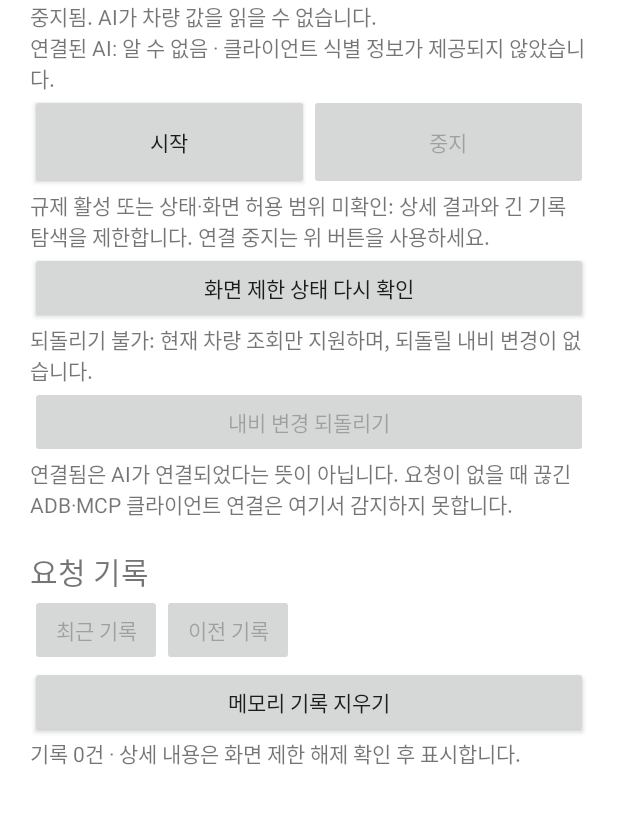
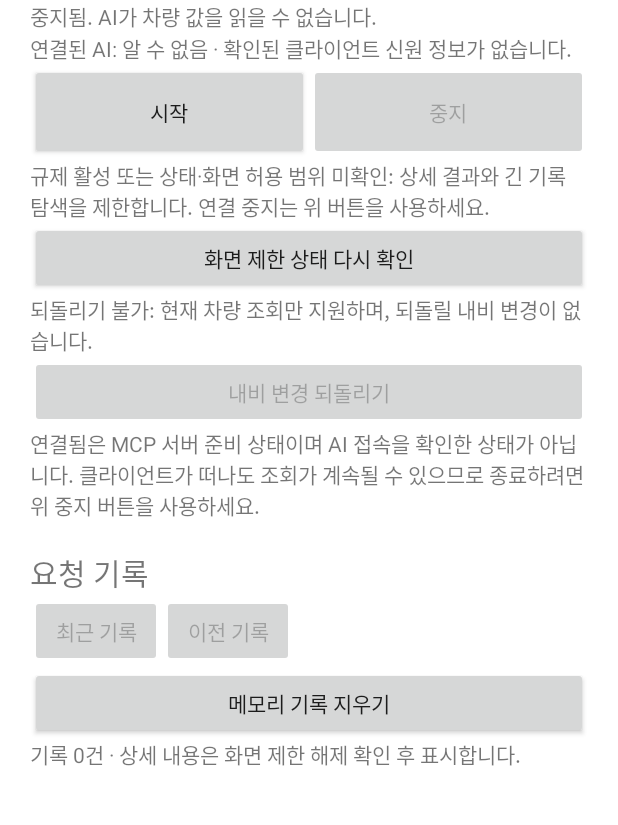
Before and after one commit to SubHye/Pleos_PA, an Android app: the screen it shows after launch (MainActivity), on a phone screen of 412 x 824 dp, the part 167-992 px from its top. Run offline under Robolectric (Android 15) with nearby library versions, the phone set to English and light mode, and no system bars.

Commit message:
Clarify MCP readiness and unverified client identity in driver UI

```diff
--- a/app/src/main/res/values/strings.xml
+++ b/app/src/main/res/values/strings.xml
@@ -4,14 +4,14 @@
     <string name="connection_starting">준비 중</string>
     <string name="connection_connected">연결됨. 앱의 MCP 서버가 요청을 받을 수 있습니다.</string>
     <string name="connection_failed">오류: %1$s</string>
-    <string name="connection_limits">연결됨은 AI가 연결되었다는 뜻이 아닙니다. 요청이 없을 때 끊긴 ADB·MCP 클라이언트 연결은 여기서 감지하지 못합니다.</string>
+    <string name="connection_limits">연결됨은 MCP 서버 준비 상태이며 AI 접속을 확인한 상태가 아닙니다. 클라이언트가 떠나도 조회가 계속될 수 있으므로 종료하려면 위 중지 버튼을 사용하세요.</string>
     <string name="notifications_off">알림 권한이 없어 알림으로 제어할 수 없습니다. 이 화면에서 제어하세요.</string>
     <string name="action_start">시작</string>
     <string name="action_resume">재개</string>
     <string name="action_stop">중지</string>
     <string name="notification_channel">차량 연결</string>
     <string name="notification_title">Pleos PA 차량 연결</string>
-    <string name="client_unknown">연결된 AI: 알 수 없음 · 클라이언트 식별 정보가 제공되지 않았습니다.</string>
+    <string name="client_unknown">연결된 AI: 알 수 없음 · 확인된 클라이언트 신원 정보가 없습니다.</string>
     <string name="recheck_ux">화면 제한 상태 다시 확인</string>
     <string name="ux_unrestricted">현재 화면의 UX 제한 없음 · 정차 또는 차량 변경 허가를 뜻하지 않습니다.</string>
     <string name="ux_restricted">규제 활성 또는 상태·화면 허용 범위 미확인: 상세 결과와 긴 기록 탐색을 제한합니다. 연결 중지는 위 버튼을 사용하세요.</string>
```
